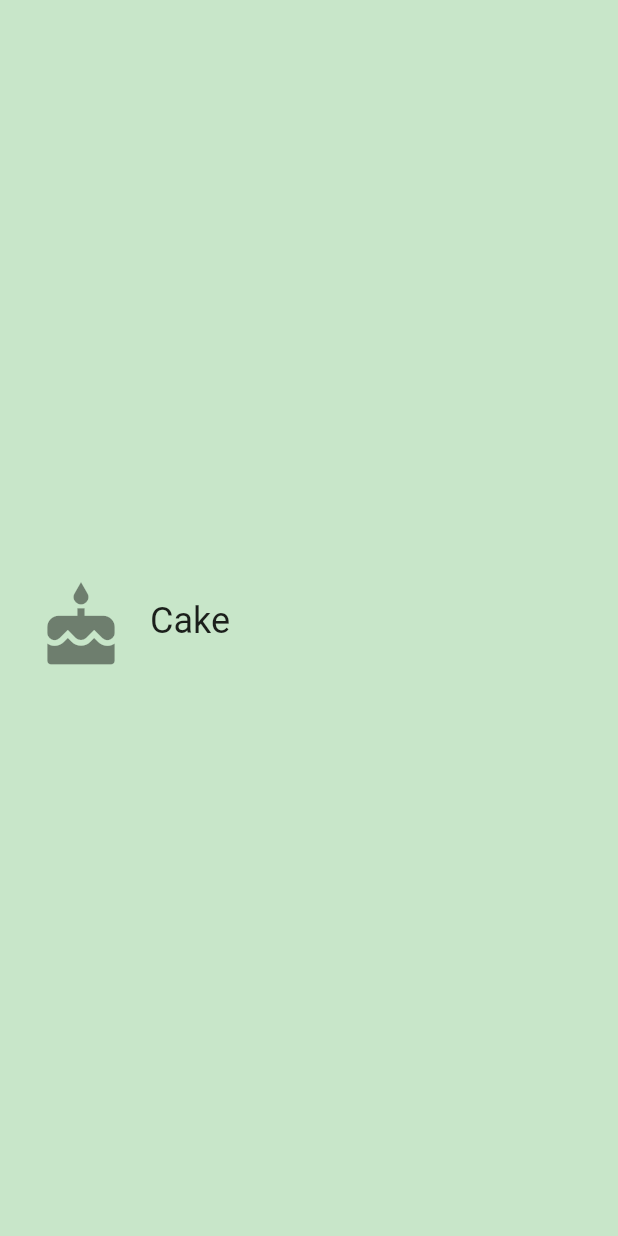
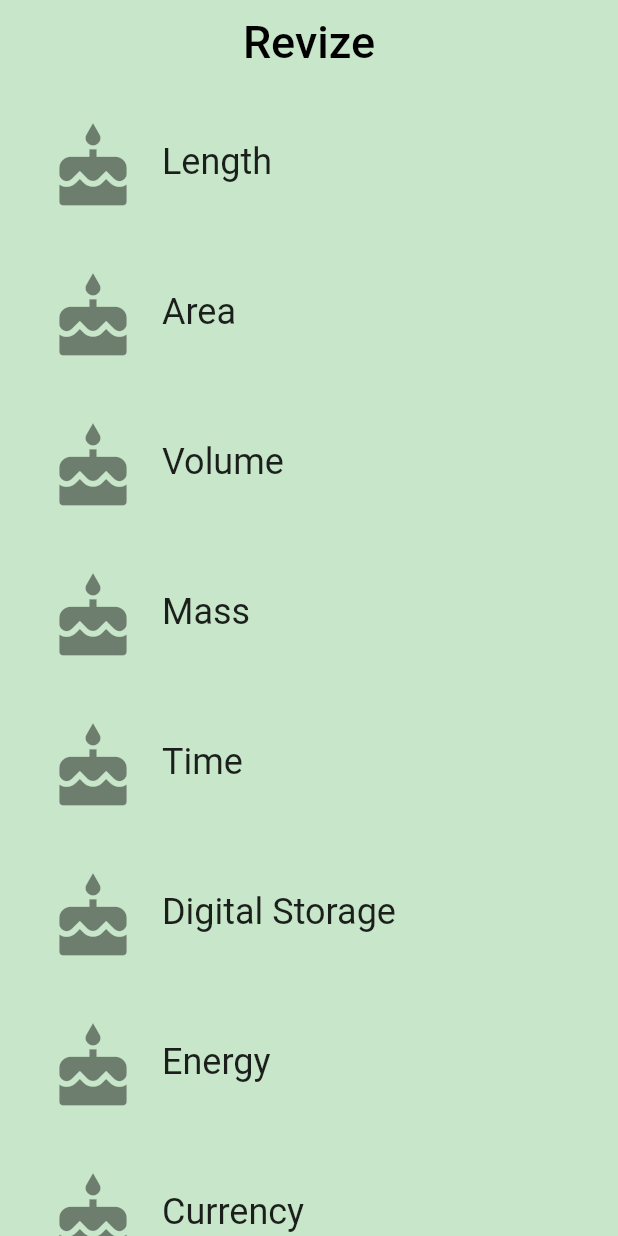
Before and after one commit to bapspatil/Revize, a Flutter app: the screen it shows after launch, on a phone screen of 412 x 824 dp. Run offline on Flutter 3.47's test engine with Material 2 defaults, Android fonts, the phone set to English and light mode, and no system bars.

Commit message:
Setup basic ListTile for Category

```diff
--- /dev/null
+++ b/lib/category_route.dart
@@ -0,0 +1,72 @@
+import 'package:flutter/material.dart';
+import 'category.dart';
+
+final _backgroundColor = Colors.green[100];
+
+class CategoryRoute extends StatelessWidget {
+  const CategoryRoute();
+
+  static const _categoryNames = <String>[
+    'Length',
+    'Area',
+    'Volume',
+    'Mass',
+    'Time',
+    'Digital Storage',
+    'Energy',
+    'Currency',
+  ];
+
+  static const _baseColors = <Color>[
+    Colors.teal,
+    Colors.orange,
+    Colors.pinkAccent,
+    Colors.blueAccent,
+    Colors.yellow,
+    Colors.greenAccent,
+    Colors.purpleAccent,
+    Colors.red,
+  ];
+
+  Widget _buildCategoryWidgets(List<Widget> categories) {
+    return ListView.builder(
+      itemBuilder: (BuildContext context, int index) => categories[index],
+      itemCount: categories.length,
+    );
+  }
+
+  @override
+  Widget build(BuildContext context) {
+    var categoriesList = <Category>[];
+
+    for (var i = 0; i < _categoryNames.length; i++) {
+      categoriesList.add(
+        Category(
+          name: _categoryNames[i],
+          color: _baseColors[i],
+          iconLocation: Icons.cake,
+        ),
+      );
+    }
+
+    return Scaffold(
+      appBar: AppBar(
+        title: Text(
+          'Revize',
+          style: TextStyle(
+            fontSize: 30.0,
+            color: Colors.black,
+          ),
+        ),
+        elevation: 0.0,
+        centerTitle: true,
+        backgroundColor: _backgroundColor,
+      ),
+      body: Container(
+        color: _backgroundColor,
+        padding: EdgeInsets.symmetric(horizontal: 8.0),
+        child: _buildCategoryWidgets(categoriesList),
+      ),
+    );
+  }
+}
--- a/lib/main.dart
+++ b/lib/main.dart
@@ -1,9 +1,5 @@
 import 'package:flutter/material.dart';
-import 'category.dart';
-
-const _categoryName = 'Cake';
-const _categoryIcon = Icons.cake;
-const _categoryColor = Colors.green;
+import 'category_route.dart';
 
 void main() {
   runApp(RevizeApp());
@@ -15,16 +11,7 @@ class RevizeApp extends StatelessWidget {
     return MaterialApp(
       debugShowCheckedModeBanner: false,
       title: 'Revize',
-      home: Scaffold(
-        backgroundColor: Colors.green[100],
-        body: Center(
-          child: Category(
-            name: _categoryName,
-            color: _categoryColor,
-            iconLocation: _categoryIcon,
-          ),
-        ),
-      ),
+      home: CategoryRoute(),
     );
   }
 }
```
Also changed, not shown: 1 other file.
